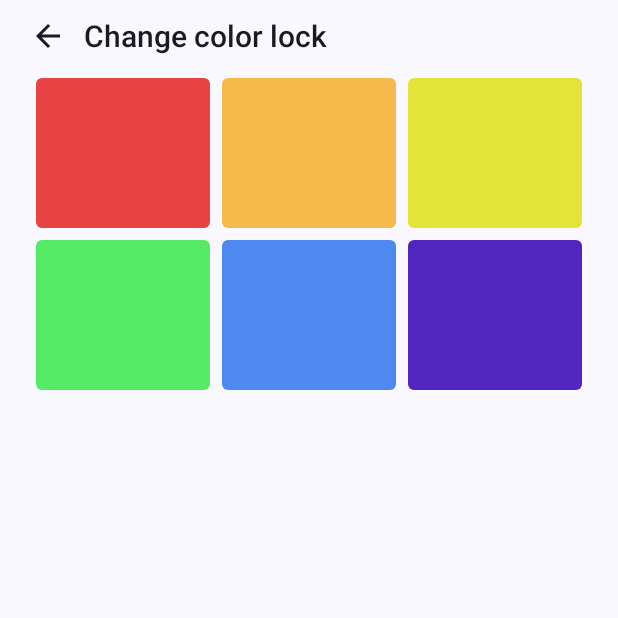
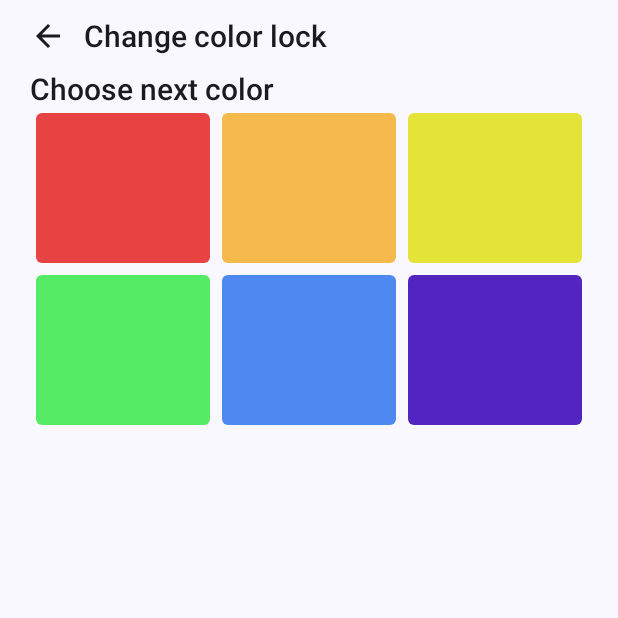
Before and after one commit to bestswlkh0310/color-lock, an Android app built with Jetpack Compose: the ChangeColorLockScreen screen opened through its navigation route, on a phone screen of 412 x 824 dp, the top half of it. Run offline under Robolectric (Android 15) with nearby library versions, the phone set to English and light mode, and no system bars.

Commit message:
feat : to add color infinitely

```diff
--- a/app/src/main/java/com/bestswlkh0310/colorlock/feature/changecolorlock/ChangeColorLockScreen.kt
+++ b/app/src/main/java/com/bestswlkh0310/colorlock/feature/changecolorlock/ChangeColorLockScreen.kt
@@ -1,5 +1,6 @@
 package com.bestswlkh0310.colorlock.feature.changecolorlock
 
+import android.util.Log
 import androidx.compose.foundation.layout.Column
 import androidx.compose.foundation.layout.Row
 import androidx.compose.foundation.layout.padding
@@ -8,13 +9,21 @@ import androidx.compose.material.icons.filled.ArrowBack
 import androidx.compose.material3.Icon
 import androidx.compose.material3.IconButton
 import androidx.compose.material3.Scaffold
+import androidx.compose.material3.Text
 import androidx.compose.runtime.Composable
+import androidx.compose.runtime.getValue
+import androidx.compose.runtime.mutableStateListOf
+import androidx.compose.runtime.mutableStateOf
+import androidx.compose.runtime.remember
+import androidx.compose.runtime.setValue
 import androidx.compose.ui.Alignment
 import androidx.compose.ui.Modifier
+import androidx.compose.ui.graphics.Color
 import androidx.compose.ui.unit.dp
 import androidx.navigation.NavController
 import com.bestswlkh0310.colorlock.style.component.ColorGrid
 import com.bestswlkh0310.colorlock.style.foundation.Title
+import com.bestswlkh0310.colorlock.style.foundation.gray100
 import com.bestswlkh0310.colorlock.style.foundation.rainbow
 import com.bestswlkh0310.colorlock.util.Spacer
 
@@ -22,6 +31,9 @@ import com.bestswlkh0310.colorlock.util.Spacer
 fun ChangeColorLockScreen(
     navController: NavController
 ) {
+
+    var chooseColors = remember { mutableStateListOf<Color>() }
+
     Scaffold(
         topBar = {
             Row(
@@ -43,11 +55,14 @@ fun ChangeColorLockScreen(
             modifier = Modifier
                 .padding(it)
         ) {
+            Title("Choose next color")
             ColorGrid(
                 colorList = rainbow
-            ) {
+            ) { color ->
+                chooseColors.add(color)
+            }
 
-            }
+            ColorGrid(colorList = chooseColors)
             Spacer()
         }
     }
--- a/app/src/main/java/com/bestswlkh0310/colorlock/style/component/ColorGrid.kt
+++ b/app/src/main/java/com/bestswlkh0310/colorlock/style/component/ColorGrid.kt
@@ -8,63 +8,80 @@ import androidx.compose.foundation.layout.Row
 import androidx.compose.foundation.layout.RowScope
 import androidx.compose.foundation.layout.height
 import androidx.compose.foundation.layout.padding
+import androidx.compose.foundation.lazy.grid.GridCells
+import androidx.compose.foundation.lazy.grid.LazyVerticalGrid
+import androidx.compose.foundation.lazy.grid.items
 import androidx.compose.foundation.shape.RoundedCornerShape
 import androidx.compose.runtime.Composable
 import androidx.compose.ui.Modifier
 import androidx.compose.ui.draw.clip
 import androidx.compose.ui.graphics.Color
 import androidx.compose.ui.unit.dp
-import com.bestswlkh0310.colorlock.style.foundation.rainbow
+import com.bestswlkh0310.colorlock.util.clClickable
 
 @Composable
 fun ColorGrid(
     modifier: Modifier = Modifier,
-    colorList: Array<Color>,
-    onClick: (Color) -> Unit
+    colorList: MutableList<Color>,
+    onClick: ((Color) -> Unit)? = null
 ) {
     Column(
         modifier = modifier,
     ) {
-        Column(
+        LazyVerticalGrid(
             modifier = Modifier
-                .padding(horizontal = 20.dp)
+                .padding(horizontal = 20.dp),
+            columns = GridCells.Fixed(3)
         ) {
-            Row {
-                colorList.slice(0..<3).forEach { color ->
-                    ColorCeil(
-                        modifier = Modifier
-                            .padding(4.dp)
-                            .clip(RoundedCornerShape(4.dp))
-                            .clickable {
-                                onClick(color)
-                            },
-                        color = color)
-                }
-            }
-            Row {
-                colorList.slice(3..<6).forEach { color ->
-                    ColorCeil(
-                        modifier = Modifier
-                            .padding(4.dp)
-                            .clip(RoundedCornerShape(4.dp))
-                            .clickable {
-                                onClick(color)
-                            },
-                        color = color)
-                }
+            items(colorList) { color ->
+                ColorCeil(
+                    modifier = Modifier
+                        .weight(1f)
+                        .padding(4.dp)
+                        .clip(RoundedCornerShape(4.dp))
+                        .clClickable(
+                            rippleEnable = onClick != null
+                        ) {
+                            onClick?.invoke(color)
+                        },
+                    color = color
+                )
             }
         }
+//        Column(
+//            modifier = Modifier
+//                .padding(horizontal = 20.dp)
+//        ) {
+//            Row {
+//                colorList.slice(0..<3).forEach { color ->
+//
+//                }
+//            }
+//            Row {
+//                colorList.slice(3..<6).forEach { color ->
+//                    ColorCeil(
+//                        modifier = Modifier
+//                            .padding(4.dp)
+//                            .clip(RoundedCornerShape(4.dp))
+//                            .clClickable(
+//                                rippleEnable = onClick != null
+//                            ) {
+//                                onClick?.invoke(color)
+//                            },
+//                        color = color)
+//                }
+//            }
+//        }
     }
 }
 
 @Composable
-private fun RowScope.ColorCeil(
+private fun ColorCeil(
     modifier: Modifier = Modifier,
     color: Color
 ) {
     Box(
         modifier = modifier
-            .weight(1f)
             .height(100.dp)
             .background(color)
     )
--- a/app/src/main/java/com/bestswlkh0310/colorlock/style/foundation/Color.kt
+++ b/app/src/main/java/com/bestswlkh0310/colorlock/style/foundation/Color.kt
@@ -17,7 +17,9 @@ val greenColor = Color(0xFF55EB64)
 val blueColor = Color(0xFF4D89F1)
 val indigoColor = Color(0xFF5325C0)
 
-val rainbow = arrayOf(
+val gray100 = Color(0xFFF4F5F9)
+
+val rainbow = arrayListOf(
     redColor,
     orangeColor,
     yellowColor,
--- /dev/null
+++ b/app/src/main/java/com/bestswlkh0310/colorlock/util/clClickable.kt
@@ -0,0 +1,28 @@
+package com.bestswlkh0310.colorlock.util
+
+import androidx.compose.foundation.clickable
+import androidx.compose.foundation.interaction.MutableInteractionSource
+import androidx.compose.material.ripple.rememberRipple
+import androidx.compose.ui.Modifier
+import androidx.compose.ui.composed
+import androidx.compose.ui.graphics.Color
+
+fun Modifier.clClickable(
+    interactionSource: MutableInteractionSource = MutableInteractionSource(),
+    rippleColor: Color = Color.Unspecified,
+    rippleEnable: Boolean = false,
+    bounded: Boolean = true,
+    onClick: (() -> Unit)? = null
+) = composed {
+    onClick?.let { onClick ->
+        clickable(
+            interactionSource = interactionSource,
+            indication = if (rippleEnable)
+                rememberRipple(
+                    color = rippleColor,
+                    bounded = bounded
+                ) else null,
+            onClick = onClick
+        )
+    } ?: this
+}
```
